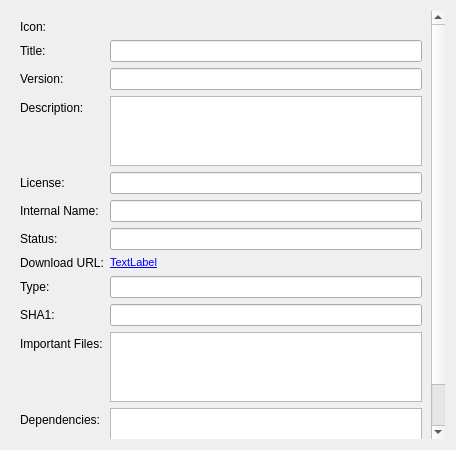
Before: the Qt Designer form wpmcpp/packageversionform.ui in npackd/npackd, drawn with Qt 5.
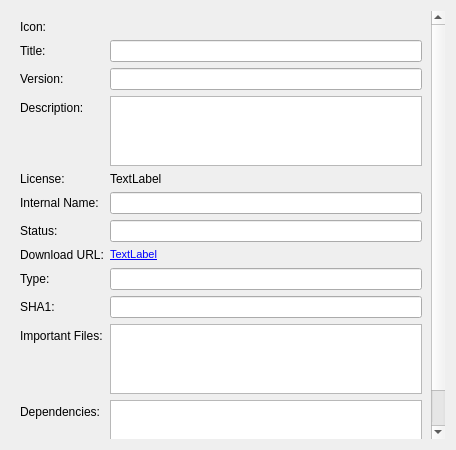
After: the same form once the commit is applied.

Commit message: license form

Patch:
```diff
--- a/wpmcpp/packageversionform.ui
+++ b/wpmcpp/packageversionform.ui
@@ -28,7 +28,7 @@
         <x>0</x>
         <y>0</y>
         <width>421</width>
-        <height>469</height>
+        <height>462</height>
        </rect>
       </property>
       <layout class="QFormLayout" name="formLayout">
@@ -211,16 +211,6 @@
          <property name="text">
           <string>License:</string>
          </property>
-         <property name="buddy">
-          <cstring>lineEditLicense</cstring>
-         </property>
-        </widget>
-       </item>
-       <item row="4" column="1">
-        <widget class="QLineEdit" name="lineEditLicense">
-         <property name="readOnly">
-          <bool>true</bool>
-         </property>
         </widget>
        </item>
        <item row="8" column="1">
@@ -234,6 +224,13 @@
          </property>
         </widget>
        </item>
+       <item row="4" column="1">
+        <widget class="QLabel" name="labelLicense">
+         <property name="text">
+          <string>TextLabel</string>
+         </property>
+        </widget>
+       </item>
       </layout>
      </widget>
     </widget>
```
The commit also changes 9 other files.
